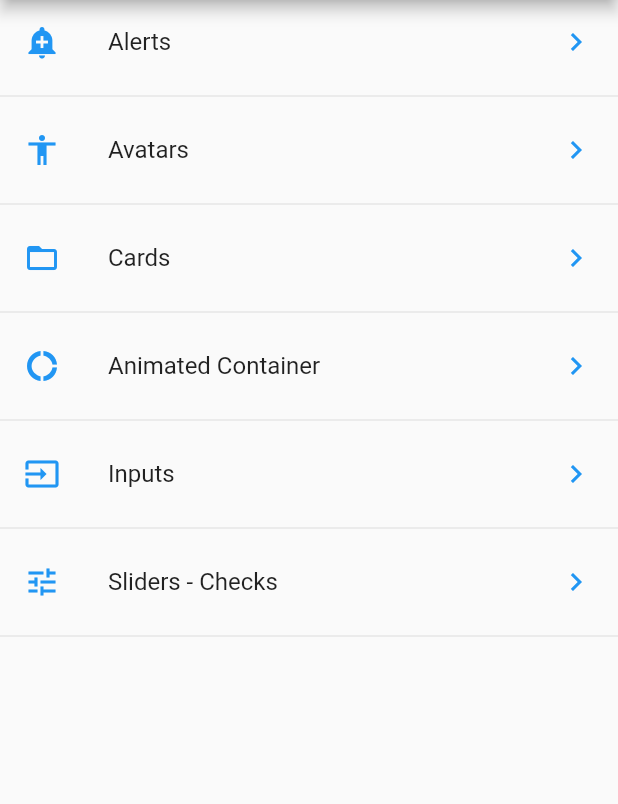
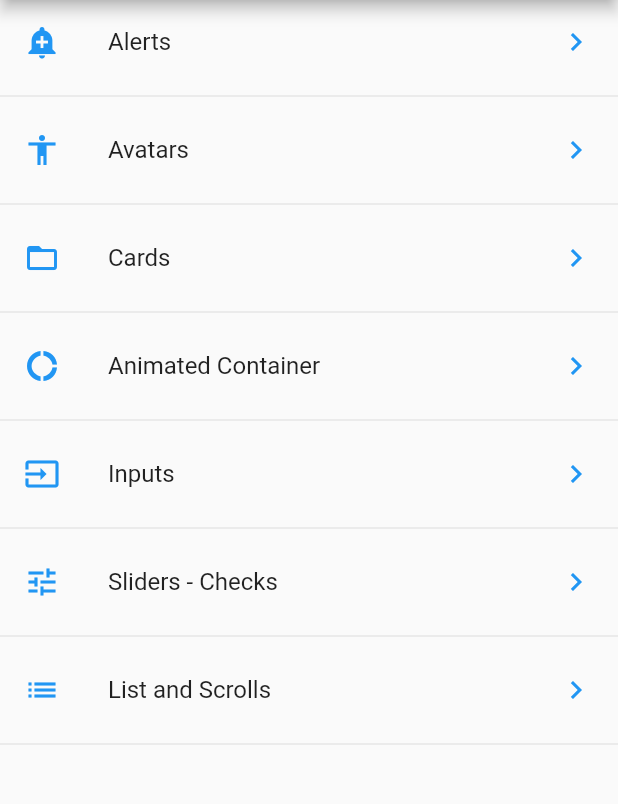
Before and after one commit to CristhoperDev/flutter_components, a Flutter app: the screen it shows after launch, on a phone screen of 412 x 824 dp, the part 84-888 px from its top. Run offline on Flutter 3.47's test engine with Material 2 defaults, Android fonts, the phone set to English and light mode, and no system bars.

Commit message:
ListView Builder

```diff
--- a/data/menu_options.json
+++ b/data/menu_options.json
@@ -30,6 +30,11 @@
             "route" : "slider",
             "icon" : "tune",
             "text": "Sliders - Checks"
+        },
+        {
+            "route" : "list",
+            "icon" : "list",
+            "text": "List and Scrolls"
         }
     ]
 }
--- a/lib/src/routes.dart
+++ b/lib/src/routes.dart
@@ -5,6 +5,7 @@ import 'package:flutter_components/src/pages/alert_page.dart';
 import 'package:flutter_components/src/pages/avatar_page.dart';
 import 'package:flutter_components/src/pages/card_page.dart';
 import 'package:flutter_components/src/pages/input_page.dart';
+import 'package:flutter_components/src/pages/listview_dart.dart';
 import 'package:flutter_components/src/pages/slider_page.dart';
 
 Map<String, WidgetBuilder> getApplicationsRoutes() {
@@ -16,5 +17,6 @@ Map<String, WidgetBuilder> getApplicationsRoutes() {
     'animatedContainer' : (BuildContext context) => AnimatedContainerPage(),
     'inputs'            : (BuildContext context) => InputPage(),
     'slider'            : (BuildContext context) => SliderPage(),
+    'list'              : (BuildContext context) => ListPage(),
   };
 }
--- a/lib/src/utils/util_icon_string.dart
+++ b/lib/src/utils/util_icon_string.dart
@@ -7,6 +7,7 @@ final _icon = <String, IconData>{
   'donut_large'   : Icons.donut_large,
   'input'         : Icons.input,
   'tune'          : Icons.tune,
+  'list'          : Icons.list,
 };
 
 Icon getIcon(String nameIcon) {
```
Also changed, not shown: lib/src/pages/listview_dart.dart (added, +33 -0 lines).
